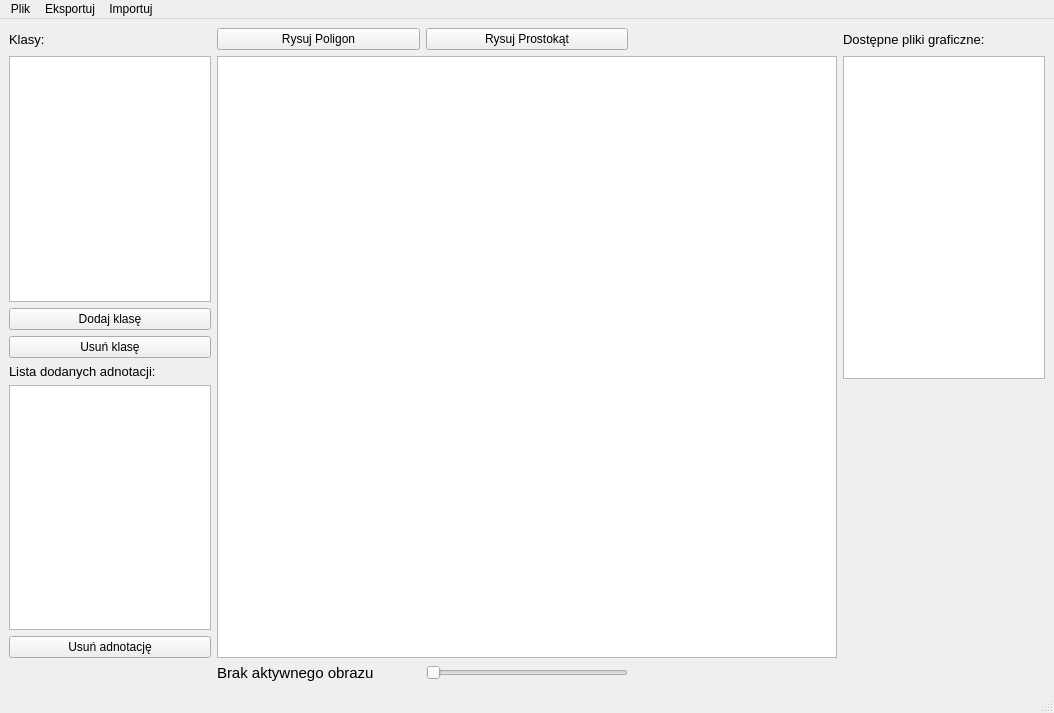
First picture: the form in mydesign.ui, repository Daru9799/Projekt_Fotograf_IO, before the edit.
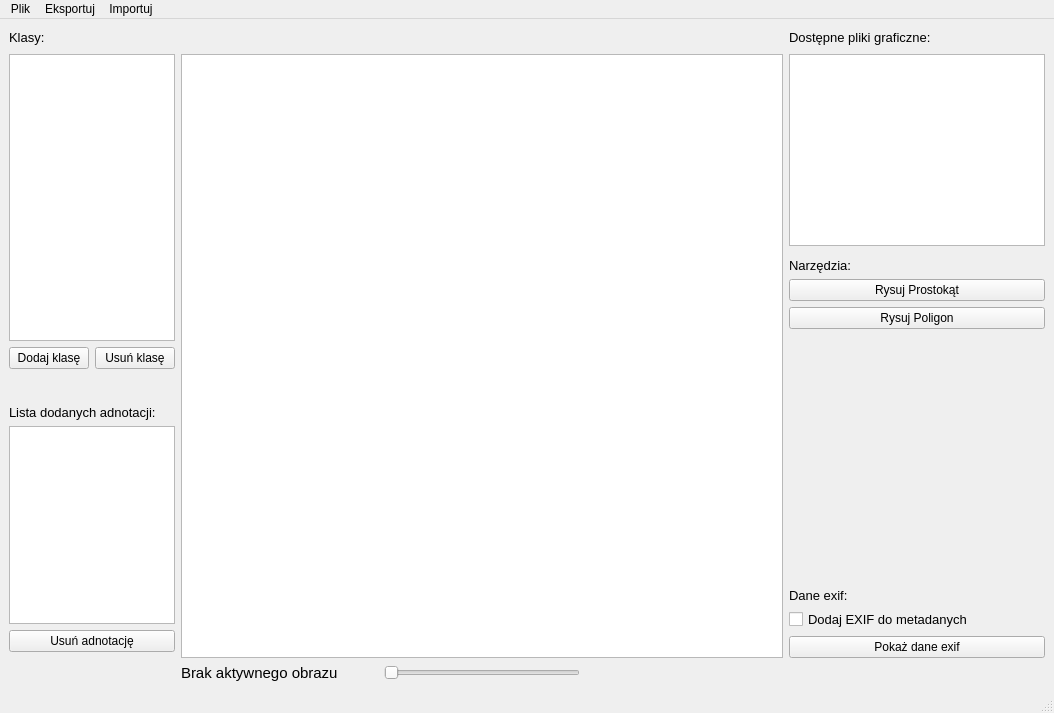
Second picture: the form after the edit.

Diff of the .ui file:
```diff
--- a/mydesign.ui
+++ b/mydesign.ui
@@ -20,73 +20,56 @@
    <bool>false</bool>
   </property>
   <widget class="QWidget" name="centralwidget">
-   <layout class="QGridLayout" name="gridLayout_2" rowstretch="0,1,0,1,0,0,0,1,0" columnstretch="1,1,1,1,1">
-    <item row="2" column="1" rowspan="6" colspan="3">
-     <widget class="QGraphicsView" name="graphics_view"/>
+   <layout class="QGridLayout" name="gridLayout_2" rowstretch="0,0,0,0,0,0,0,0,0,0,0,0,0,0,0,0,0,0" columnstretch="1,0,0,0,0">
+    <item row="15" column="0">
+     <layout class="QVBoxLayout" name="verticalLayout_5">
+      <item>
+       <widget class="QLabel" name="label_annotation_list">
+        <property name="sizePolicy">
+         <sizepolicy hsizetype="Fixed" vsizetype="Fixed">
+          <horstretch>0</horstretch>
+          <verstretch>0</verstretch>
+         </sizepolicy>
+        </property>
+        <property name="font">
+         <font>
+          <pointsize>10</pointsize>
+         </font>
+        </property>
+        <property name="text">
+         <string>Lista dodanych adnotacji:</string>
+        </property>
+       </widget>
+      </item>
+      <item>
+       <widget class="QListWidget" name="annotation_list_widget">
+        <property name="sizePolicy">
+         <sizepolicy hsizetype="Expanding" vsizetype="Expanding">
+          <horstretch>0</horstretch>
+          <verstretch>0</verstretch>
+         </sizepolicy>
+        </property>
+        <property name="editTriggers">
+         <set>QAbstractItemView::NoEditTriggers</set>
+        </property>
+       </widget>
+      </item>
+      <item>
+       <widget class="QPushButton" name="delete_annotation_button">
+        <property name="sizePolicy">
+         <sizepolicy hsizetype="Expanding" vsizetype="Fixed">
+          <horstretch>0</horstretch>
+          <verstretch>0</verstretch>
+         </sizepolicy>
+        </property>
+        <property name="text">
+         <string>Usuń adnotację</string>
+        </property>
+       </widget>
+      </item>
+     </layout>
     </item>
-    <item row="3" column="0">
-     <widget class="QPushButton" name="add_class_button">
-      <property name="text">
-       <string>Dodaj klasę</string>
-      </property>
-     </widget>
-    </item>
-    <item row="7" column="0">
-     <widget class="QPushButton" name="delete_annotation_button">
-      <property name="text">
-       <string>Usuń adnotację</string>
-      </property>
-     </widget>
-    </item>
-    <item row="1" column="4">
-     <widget class="QLabel" name="label_file_list">
-      <property name="font">
-       <font>
-        <pointsize>10</pointsize>
-       </font>
-      </property>
-      <property name="text">
-       <string>Dostępne pliki graficzne:</string>
-      </property>
-     </widget>
-    </item>
-    <item row="4" column="0">
-     <widget class="QPushButton" name="delete_class_button">
-      <property name="text">
-       <string>Usuń klasę</string>
-      </property>
-     </widget>
-    </item>
-    <item row="2" column="0">
-     <widget class="QListWidget" name="class_list_widget">
-      <property name="frameShadow">
-       <enum>QFrame::Sunken</enum>
-      </property>
-      <property name="editTriggers">
-       <set>QAbstractItemView::NoEditTriggers</set>
-      </property>
-     </widget>
-    </item>
-    <item row="5" column="0">
-     <widget class="QLabel" name="label_annotation_list">
-      <property name="font">
-       <font>
-        <pointsize>10</pointsize>
-       </font>
-      </property>
-      <property name="text">
-       <string>Lista dodanych adnotacji:</string>
-      </property>
-     </widget>
-    </item>
-    <item row="6" column="0">
-     <widget class="QListWidget" name="annotation_list_widget">
-      <property name="editTriggers">
-       <set>QAbstractItemView::NoEditTriggers</set>
-      </property>
-     </widget>
-    </item>
-    <item row="2" column="4" rowspan="4">
+    <item row="2" column="4" rowspan="3">
      <widget class="QListWidget" name="file_list_widget">
       <property name="sizePolicy">
        <sizepolicy hsizetype="Expanding" vsizetype="Expanding">
@@ -99,15 +82,77 @@
       </property>
      </widget>
     </item>
-    <item row="8" column="2">
-     <widget class="QSlider" name="zoom_image_slider">
-      <property name="orientation">
-       <enum>Qt::Horizontal</enum>
-      </property>
-     </widget>
+    <item row="15" column="4" rowspan="2">
+     <layout class="QVBoxLayout" name="verticalLayout_2">
+      <item>
+       <spacer name="verticalSpacer_2">
+        <property name="orientation">
+         <enum>Qt::Vertical</enum>
+        </property>
+        <property name="sizeHint" stdset="0">
+         <size>
+          <width>20</width>
+          <height>40</height>
+         </size>
+        </property>
+       </spacer>
+      </item>
+      <item>
+       <widget class="QLabel" name="label_exif_data">
+        <property name="sizePolicy">
+         <sizepolicy hsizetype="Minimum" vsizetype="Fixed">
+          <horstretch>0</horstretch>
+          <verstretch>0</verstretch>
+         </sizepolicy>
+        </property>
+        <property name="font">
+         <font>
+          <pointsize>10</pointsize>
+         </font>
+        </property>
+        <property name="text">
+         <string>Dane exif:</string>
+        </property>
+        <property name="indent">
+         <number>-1</number>
+        </property>
+       </widget>
+      </item>
+      <item>
+       <widget class="QCheckBox" name="checkBox">
+        <property name="sizePolicy">
+         <sizepolicy hsizetype="Fixed" vsizetype="Fixed">
+          <horstretch>0</horstretch>
+          <verstretch>0</verstretch>
+         </sizepolicy>
+        </property>
+        <property name="font">
+         <font>
+          <pointsize>10</pointsize>
+         </font>
+        </property>
+        <property name="text">
+         <string>Dodaj EXIF do metadanych</string>
+        </property>
+       </widget>
+      </item>
+      <item>
+       <widget class="QPushButton" name="show_exif_button">
+        <property name="text">
+         <string>Pokaż dane exif</string>
+        </property>
+       </widget>
+      </item>
+     </layout>
     </item>
     <item row="1" column="0">
      <widget class="QLabel" name="label_class_list">
+      <property name="sizePolicy">
+       <sizepolicy hsizetype="Minimum" vsizetype="Fixed">
+        <horstretch>0</horstretch>
+        <verstretch>0</verstretch>
+       </sizepolicy>
+      </property>
       <property name="font">
        <font>
         <pointsize>10</pointsize>
@@ -118,21 +163,7 @@
       </property>
      </widget>
     </item>
-    <item row="1" column="1">
-     <widget class="QPushButton" name="draw_polygon_button">
-      <property name="text">
-       <string>Rysuj Poligon</string>
-      </property>
-     </widget>
-    </item>
-    <item row="1" column="2">
-     <widget class="QPushButton" name="draw_rectangle_button">
-      <property name="text">
-       <string>Rysuj Prostokąt</string>
-      </property>
-     </widget>
-    </item>
-    <item row="8" column="1">
+    <item row="17" column="1">
      <widget class="QLabel" name="label_image_size">
       <property name="font">
        <font>
@@ -144,6 +175,164 @@
       </property>
      </widget>
     </item>
+    <item row="1" column="4">
+     <widget class="QLabel" name="label_file_list">
+      <property name="sizePolicy">
+       <sizepolicy hsizetype="Minimum" vsizetype="Fixed">
+        <horstretch>0</horstretch>
+        <verstretch>0</verstretch>
+       </sizepolicy>
+      </property>
+      <property name="font">
+       <font>
+        <pointsize>10</pointsize>
+       </font>
+      </property>
+      <property name="text">
+       <string>Dostępne pliki graficzne:</string>
+      </property>
+     </widget>
+    </item>
+    <item row="6" column="4" rowspan="4">
+     <layout class="QVBoxLayout" name="verticalLayout">
+      <item>
+       <widget class="QLabel" name="label_tools">
+        <property name="sizePolicy">
+         <sizepolicy hsizetype="Minimum" vsizetype="Minimum">
+          <horstretch>0</horstretch>
+          <verstretch>0</verstretch>
+         </sizepolicy>
+        </property>
+        <property name="font">
+         <font>
+          <pointsize>10</pointsize>
+         </font>
+        </property>
+        <property name="text">
+         <string>Narzędzia:</string>
+        </property>
+       </widget>
+      </item>
+      <item>
+       <widget class="QPushButton" name="draw_rectangle_button">
+        <property name="sizePolicy">
+         <sizepolicy hsizetype="Minimum" vsizetype="Fixed">
+          <horstretch>0</horstretch>
+          <verstretch>0</verstretch>
+         </sizepolicy>
+        </property>
+        <property name="text">
+         <string>Rysuj Prostokąt</string>
+        </property>
+       </widget>
+      </item>
+      <item>
+       <widget class="QPushButton" name="draw_polygon_button">
+        <property name="text">
+         <string>Rysuj Poligon</string>
+        </property>
+       </widget>
+      </item>
+      <item>
+       <spacer name="verticalSpacer">
+        <property name="orientation">
+         <enum>Qt::Vertical</enum>
+        </property>
+        <property name="sizeType">
+         <enum>QSizePolicy::Expanding</enum>
+        </property>
+        <property name="sizeHint" stdset="0">
+         <size>
+          <width>20</width>
+          <height>40</height>
+         </size>
+        </property>
+       </spacer>
+      </item>
+     </layout>
+    </item>
+    <item row="2" column="1" rowspan="15" colspan="3">
+     <widget class="QGraphicsView" name="graphics_view">
+      <property name="sizePolicy">
+       <sizepolicy hsizetype="Expanding" vsizetype="Expanding">
+        <horstretch>220</horstretch>
+        <verstretch>0</verstretch>
+       </sizepolicy>
+      </property>
+      <property name="minimumSize">
+       <size>
+        <width>0</width>
+        <height>0</height>
+       </size>
+      </property>
+     </widget>
+    </item>
+    <item row="1" column="1" colspan="3">
+     <spacer name="horizontalSpacer">
+      <property name="orientation">
+       <enum>Qt::Horizontal</enum>
+      </property>
+      <property name="sizeHint" stdset="0">
+       <size>
+        <width>220</width>
+        <height>20</height>
+       </size>
+      </property>
+     </spacer>
+    </item>
+    <item row="17" column="2">
+     <widget class="QSlider" name="zoom_image_slider">
+      <property name="orientation">
+       <enum>Qt::Horizontal</enum>
+      </property>
+     </widget>
+    </item>
+    <item row="9" column="0">
+     <layout class="QHBoxLayout" name="horizontalLayout">
+      <item>
+       <widget class="QPushButton" name="add_class_button">
+        <property name="sizePolicy">
+         <sizepolicy hsizetype="Fixed" vsizetype="Fixed">
+          <horstretch>0</horstretch>
+          <verstretch>0</verstretch>
+         </sizepolicy>
+        </property>
+        <property name="text">
+         <string>Dodaj klasę</string>
+        </property>
+       </widget>
+      </item>
+      <item>
+       <widget class="QPushButton" name="delete_class_button">
+        <property name="sizePolicy">
+         <sizepolicy hsizetype="Fixed" vsizetype="Fixed">
+          <horstretch>0</horstretch>
+          <verstretch>0</verstretch>
+         </sizepolicy>
+        </property>
+        <property name="text">
+         <string>Usuń klasę</string>
+        </property>
+       </widget>
+      </item>
+     </layout>
+    </item>
+    <item row="2" column="0" rowspan="7">
+     <widget class="QListWidget" name="class_list_widget">
+      <property name="sizePolicy">
+       <sizepolicy hsizetype="Expanding" vsizetype="Expanding">
+        <horstretch>0</horstretch>
+        <verstretch>0</verstretch>
+       </sizepolicy>
+      </property>
+      <property name="frameShadow">
+       <enum>QFrame::Sunken</enum>
+      </property>
+      <property name="editTriggers">
+       <set>QAbstractItemView::NoEditTriggers</set>
+      </property>
+     </widget>
+    </item>
    </layout>
   </widget>
   <widget class="QMenuBar" name="menubar">
```
